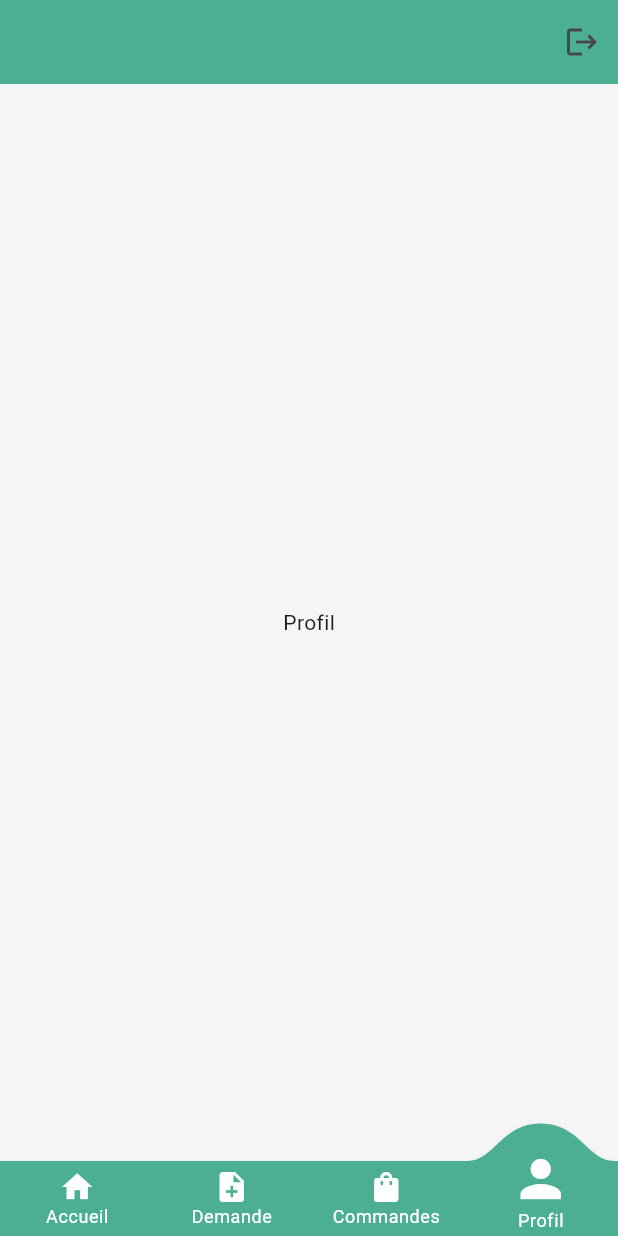
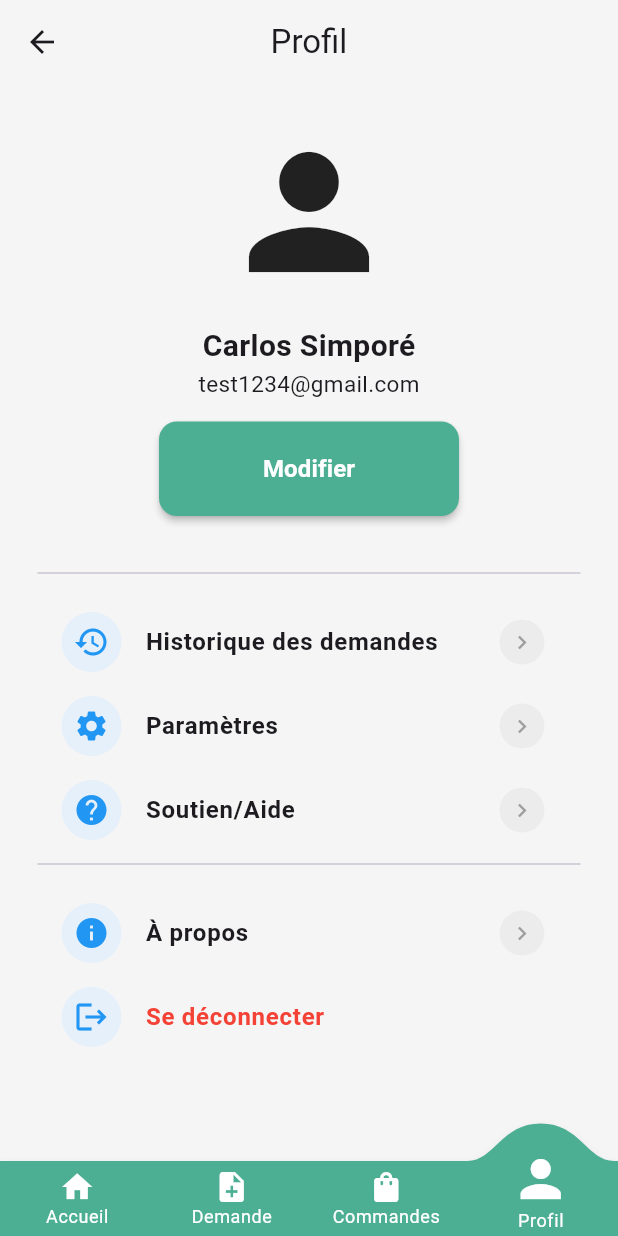
Before and after one commit to Louiscarlos2508/RechercheLivraisonMedicament, a Flutter app: the PatientHome screen opened by its route, item 4 of the bottom bar chosen, on a phone screen of 412 x 824 dp. Run offline on Flutter 3.47's test engine with Material 3 defaults, Android fonts, the phone set to English and light mode, and no system bars; drawn by our look-alikes of convex_bottom_bar; our stand-ins replace cloud_firestore, firebase_auth, firebase_core; accounts and stored records are empty.

Commit message:
profil_page complete

```diff
--- /dev/null
+++ b/lib/core/widgets/my_elevated_button.dart
@@ -0,0 +1,38 @@
+import 'package:flutter/material.dart';
+import 'package:recherchelivraisonmedicament/core/constants/app_colors.dart';
+
+class MyElevatedButton extends StatelessWidget {
+  final String text;
+  final VoidCallback? onTap;
+
+  const MyElevatedButton({
+    super.key,
+    required this.text,
+    required this.onTap,
+  });
+
+  @override
+  Widget build(BuildContext context) {
+    return ElevatedButton(
+      onPressed: onTap,
+      style: ElevatedButton.styleFrom(
+        backgroundColor: AppColors.primarycolor,
+        padding: const EdgeInsets.all(20),
+        shape: RoundedRectangleBorder(
+          borderRadius: BorderRadius.circular(12),
+        ),
+        elevation: 2,
+      ),
+      child: Center(
+        child: Text(
+          text,
+          style: const TextStyle(
+            fontWeight: FontWeight.bold,
+            fontSize: 16,
+            color: AppColors.surfacecolor,
+          ),
+        ),
+      ),
+    );
+  }
+}
--- /dev/null
+++ b/lib/core/widgets/profil_menu_widget.dart
@@ -0,0 +1,44 @@
+import 'package:flutter/material.dart';
+
+
+class ProfileMenuWidget extends StatelessWidget {
+  const ProfileMenuWidget({
+    super.key,
+    required this.title,
+    required this.icon,
+    required this.onPress,
+    this.endIcon = true,
+    this.textColor
+  });
+  final String title;
+  final IconData icon;
+  final VoidCallback onPress;
+  final bool endIcon;
+  final Color? textColor;
+
+  @override
+  Widget build(BuildContext context) {
+    return ListTile(
+      onTap: onPress,
+      leading: Container(
+        width: 40,
+        height: 40,
+        decoration: BoxDecoration(
+            borderRadius: BorderRadius.circular(100),
+            color: Color(0xFFE6F0FA)
+        ),
+        child: Icon(icon, color: Color(0xFF2196F3),),
+      ),
+      title: Text(title, style: TextStyle(fontWeight: FontWeight.bold).apply(color: textColor),),
+      trailing: endIcon? Container(
+        width: 30,
+        height: 30,
+        decoration: BoxDecoration(
+            borderRadius: BorderRadius.circular(100),
+            color: Colors.grey.withValues(alpha: 0.1)
+        ),
+        child: const Icon(Icons.chevron_right, size: 18, color: Colors.grey,),
+      ) : null,
+    );
+  }
+}
--- a/lib/features/admin/admin_home.dart
+++ b/lib/features/admin/admin_home.dart
@@ -2,7 +2,7 @@ import 'package:firebase_auth/firebase_auth.dart';
 import 'package:flutter/material.dart';
 import 'package:recherchelivraisonmedicament/core/constants/app_colors.dart';
 
-import '../../routes.dart';
+import '../../routes/app_routes.dart';
 
 class AdminHome extends StatelessWidget {
   const AdminHome({super.key});
--- a/lib/features/auth/forgot_password_page.dart
+++ b/lib/features/auth/forgot_password_page.dart
@@ -1,10 +1,10 @@
 import 'package:firebase_auth/firebase_auth.dart';
 import 'package:flutter/material.dart';
 import 'package:recherchelivraisonmedicament/core/constants/app_colors.dart';
-import 'package:recherchelivraisonmedicament/core/widgets/my_button.dart';
+import 'package:recherchelivraisonmedicament/core/widgets/my_gesture_detector_button.dart';
 import 'package:recherchelivraisonmedicament/core/widgets/my_textfield.dart';
 import 'package:recherchelivraisonmedicament/core/utils/helper_funtions.dart';
-import 'package:recherchelivraisonmedicament/routes.dart';
+import 'package:recherchelivraisonmedicament/routes/app_routes.dart';
 
 class ForgotPasswordPage extends StatefulWidget {
   const ForgotPasswordPage({super.key});
--- a/lib/features/auth/login_page.dart
+++ b/lib/features/auth/login_page.dart
@@ -2,10 +2,10 @@ import 'package:cloud_firestore/cloud_firestore.dart';
 import 'package:firebase_auth/firebase_auth.dart';
 import 'package:flutter/material.dart';
 import 'package:recherchelivraisonmedicament/core/constants/app_colors.dart';
-import 'package:recherchelivraisonmedicament/core/widgets/my_button.dart';
+import 'package:recherchelivraisonmedicament/core/widgets/my_gesture_detector_button.dart';
 import 'package:recherchelivraisonmedicament/core/widgets/my_textfield.dart';
 import 'package:recherchelivraisonmedicament/core/utils/helper_funtions.dart';
-import 'package:recherchelivraisonmedicament/routes.dart';
+import 'package:recherchelivraisonmedicament/routes/app_routes.dart';
 
 class LoginPage extends StatefulWidget{
 
--- a/lib/features/auth/register_page.dart
+++ b/lib/features/auth/register_page.dart
@@ -1,10 +1,10 @@
 import 'package:flutter/material.dart';
 import 'package:recherchelivraisonmedicament/core/constants/app_colors.dart';
-import 'package:recherchelivraisonmedicament/core/widgets/my_button.dart';
+import 'package:recherchelivraisonmedicament/core/widgets/my_gesture_detector_button.dart';
 import 'package:recherchelivraisonmedicament/core/widgets/my_textfield.dart';
 import 'package:cloud_firestore/cloud_firestore.dart';
 import 'package:firebase_auth/firebase_auth.dart';
-import 'package:recherchelivraisonmedicament/routes.dart';
+import 'package:recherchelivraisonmedicament/routes/app_routes.dart';
 import '../../core/utils/helper_funtions.dart';
 
 class RegisterPage extends StatefulWidget{
--- a/lib/features/delivery/livreur_home.dart
+++ b/lib/features/delivery/livreur_home.dart
@@ -2,7 +2,7 @@ import 'package:firebase_auth/firebase_auth.dart';
 import 'package:flutter/material.dart';
 import 'package:recherchelivraisonmedicament/core/constants/app_colors.dart';
 
-import '../../routes.dart';
+import '../../routes/app_routes.dart';
 
 class LivreurHome extends StatelessWidget {
   const LivreurHome({super.key});
--- a/lib/features/patient/home/home_content.dart
+++ b/lib/features/patient/home/home_content.dart
@@ -6,10 +6,17 @@ class HomeContent extends StatelessWidget { // Changer en StatelessWidget
 
   @override
   Widget build(BuildContext context) {
-    return Center(
-      child: Text(
-        "Home",
-        style: TextStyle(fontSize: 24, color: AppColors.textPrimarycolor),
+    return Scaffold(
+      backgroundColor: AppColors.backgroundcolor,
+      appBar: AppBar(
+        backgroundColor: AppColors.primarycolor,
+        automaticallyImplyLeading: false,
+      ),
+      body: Center(
+        child: Text(
+          "Home",
+          style: TextStyle(fontSize: 24, color: AppColors.textPrimarycolor),
+        ),
       ),
     );
   }
--- a/lib/features/patient/orders/new_request_page.dart
+++ b/lib/features/patient/orders/new_request_page.dart
@@ -13,6 +13,10 @@ class _NewRequestPageState extends State<NewRequestPage> {
   Widget build(BuildContext context) {
     return Scaffold(
       backgroundColor: AppColors.backgroundcolor,
+      appBar: AppBar(
+        backgroundColor: AppColors.primarycolor,
+        automaticallyImplyLeading: false,
+      ),
       body: Center(child: Text("Demande")),
     );
   }
--- a/lib/features/patient/orders/orders_page.dart
+++ b/lib/features/patient/orders/orders_page.dart
@@ -13,6 +13,10 @@ class _OrdersPageState extends State<OrdersPage> {
   Widget build(BuildContext context) {
     return Scaffold(
       backgroundColor: AppColors.backgroundcolor,
+      appBar: AppBar(
+        backgroundColor: AppColors.primarycolor,
+        automaticallyImplyLeading: false,
+      ),
       body: Center(child: Text("Commandes")),
     );
   }
--- a/lib/features/patient/patient_home.dart
+++ b/lib/features/patient/patient_home.dart
@@ -1,9 +1,7 @@
 import 'package:convex_bottom_bar/convex_bottom_bar.dart';
-import 'package:firebase_auth/firebase_auth.dart';
 import 'package:flutter/material.dart';
 import 'package:recherchelivraisonmedicament/core/constants/app_colors.dart';
-import 'package:recherchelivraisonmedicament/features/patient/profile_page.dart';
-import 'package:recherchelivraisonmedicament/routes.dart';
+import 'package:recherchelivraisonmedicament/features/patient/profile/profile_page.dart';
 
 import 'home/home_content.dart';
 import 'orders/new_request_page.dart';
@@ -42,32 +40,10 @@ class _PatientHomeState extends State<PatientHome> {
     },
   ];
 
-  void logout(BuildContext context) async{
-    await FirebaseAuth.instance.signOut();
-
-    if (context.mounted) {
-      Navigator.pushNamedAndRemoveUntil(
-        context,
-        AppRoutes.login,
-            (route) => false,
-      );
-    }
-  }
 
   @override
   Widget build(BuildContext context) {
     return Scaffold(
-      backgroundColor: AppColors.backgroundcolor,
-      appBar: AppBar(
-        backgroundColor: AppColors.primarycolor,
-        actions: [
-          IconButton(
-              onPressed: () => logout(context),
-              icon: Icon(Icons.logout)
-          )
-        ],
-        automaticallyImplyLeading: false,
-      ),
       body: SafeArea(
         child: _screens[_currentIndex]['widget'],
       ),
--- /dev/null
+++ b/lib/features/patient/profile/profile_page.dart
@@ -0,0 +1,98 @@
+import 'package:firebase_auth/firebase_auth.dart';
+import 'package:flutter/material.dart';
+import 'package:recherchelivraisonmedicament/core/constants/app_colors.dart';
+import 'package:recherchelivraisonmedicament/core/widgets/my_elevated_button.dart';
+import '../../../core/widgets/profil_menu_widget.dart';
+import '../../../routes/app_routes.dart';
+
+class ProfilePage extends StatefulWidget {
+  const ProfilePage({super.key});
+
+  @override
+  State<ProfilePage> createState() => _ProfilePageState();
+}
+
+class _ProfilePageState extends State<ProfilePage> {
+
+  void logout(BuildContext context) async{
+    await FirebaseAuth.instance.signOut();
+
+    if (context.mounted) {
+      Navigator.pushNamedAndRemoveUntil(
+        context,
+        AppRoutes.login,
+            (route) => false,
+      );
+    }
+  }
+
+  @override
+  Widget build(BuildContext context) {
+    return Scaffold(
+      backgroundColor: AppColors.backgroundcolor,
+      appBar: AppBar(
+        backgroundColor: Colors.transparent,
+        centerTitle: true,
+        title: Text("Profil"),
+        automaticallyImplyLeading: true,
+      ),
+      body: SingleChildScrollView(
+          child: Container(
+            padding: const EdgeInsets.all(25),
+            child: Column(
+              children: [
+                Icon(Icons.person, size: 120,),
+                const SizedBox(height: 15,),
+                Text("Carlos Simporé", style: TextStyle(fontWeight: FontWeight.bold, fontSize: 20),),
+                Text("test1234@gmail.com", style: TextStyle(fontSize: 15)),
+                const SizedBox(height: 15,),
+                SizedBox(
+                  width: 200,
+                  child: MyElevatedButton(
+                      text: "Modifier",
+                      onTap: (){
+
+                      }
+                  ),
+                ),
+                const SizedBox(height: 30,),
+                const Divider(),
+                const SizedBox(height: 10,),
+
+                ProfileMenuWidget(
+                  title: "Historique des demandes",
+                  icon: Icons.history,
+                  onPress: (){},
+                ),
+                ProfileMenuWidget(
+                  title: "Paramètres",
+                  icon: Icons.settings,
+                  onPress: (){},
+                ),
+                ProfileMenuWidget(
+                  title: "Soutien/Aide",
+                  icon: Icons.help,
+                  onPress: (){},
+                ),
+                const Divider(),
+                const SizedBox(height: 10,),
+                ProfileMenuWidget(
+                  title: "À propos",
+                  icon: Icons.info,
+                  onPress: (){},
+                ),
+                ProfileMenuWidget(
+                  title: "Se déconnecter",
+                  icon: Icons.logout,
+                  textColor: Colors.red,
+                  endIcon: false,
+                  onPress: () => logout(context),
+                ),
+
+              ],
+            ),
+          )
+      ),
+    );
+  }
+}
--- a/lib/features/patient/profile_page.dart
+++ /dev/null
@@ -1,21 +0,0 @@
-import 'package:flutter/material.dart';
-import 'package:recherchelivraisonmedicament/core/constants/app_colors.dart';
-
-class ProfilePage extends StatefulWidget {
-  const ProfilePage({super.key});
-
-  @override
-  State<ProfilePage> createState() => _ProfilePageState();
-}
-
-class _ProfilePageState extends State<ProfilePage> {
-  @override
-  Widget build(BuildContext context) {
-    return Scaffold(
-      backgroundColor: AppColors.backgroundcolor,
-      body: Center(
-          child: Text("Profil")
-      ),
-    );
-  }
-}
--- a/lib/features/splash_screen.dart
+++ b/lib/features/splash_screen.dart
@@ -1,7 +1,7 @@
 import 'dart:async';
 import 'package:flutter/material.dart';
 import 'package:recherchelivraisonmedicament/core/constants/app_colors.dart';
-import 'package:recherchelivraisonmedicament/routes.dart';
+import 'package:recherchelivraisonmedicament/routes/app_routes.dart';
 
 class SplashScreen extends StatefulWidget{
   const SplashScreen({super.key});
--- a/lib/main.dart
+++ b/lib/main.dart
@@ -1,7 +1,7 @@
 import 'package:flutter/material.dart';
 import 'package:firebase_core/firebase_core.dart';
 import 'package:recherchelivraisonmedicament/core/services/firebase_options.dart';
-import 'package:recherchelivraisonmedicament/routes.dart';
+import 'package:recherchelivraisonmedicament/routes/app_routes.dart';
 
 
 void main() async{
--- a/lib/routes.dart
+++ b/lib/routes/app_routes.dart
@@ -4,8 +4,8 @@ import 'package:recherchelivraisonmedicament/features/auth/forgot_password_page.
 import 'package:recherchelivraisonmedicament/features/auth/register_page.dart';
 import 'package:recherchelivraisonmedicament/features/delivery/livreur_home.dart';
 import 'package:recherchelivraisonmedicament/features/patient/patient_home.dart';
-import 'features/auth/login_page.dart';
-import 'features/splash_screen.dart';
+import '../features/auth/login_page.dart';
+import '../features/splash_screen.dart';
 
 class AppRoutes{
 
--- a/pubspec.yaml
+++ b/pubspec.yaml
@@ -38,6 +38,8 @@ dependencies:
   cloud_firestore: ^5.6.7
   firebase_auth: ^5.5.3
   convex_bottom_bar: ^3.2.0
+  flutter_local_notifications: ^19.1.0
+  awesome_notifications: ^0.10.1
 
 dev_dependencies:
   flutter_test:
```
Also changed, not shown: lib/core/widgets/my_gesture_detector_button.dart (renamed from lib/core/widgets/my_button.dart), pubspec.lock, 9 other files.
